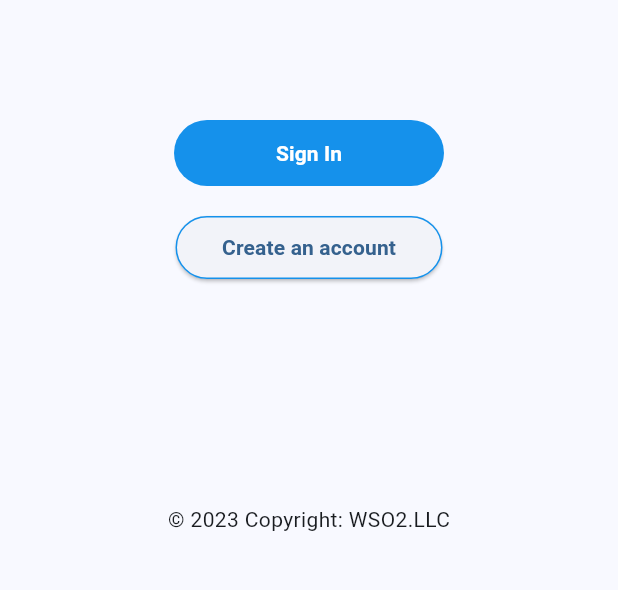
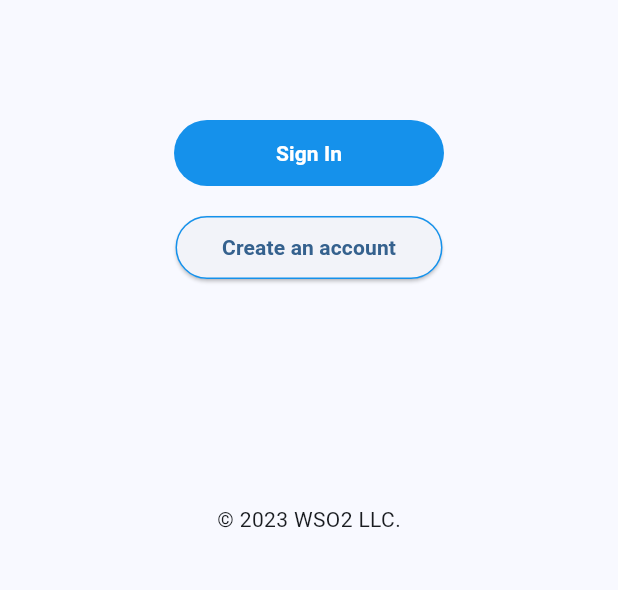
Before and after one commit to Dinithi-Hasanika/Asgardeo-Flutter-APP, a Flutter app: the screen it shows after launch, on a phone screen of 412 x 824 dp, the part 546-1136 px from its top. Run offline on Flutter 3.47's test engine with Material 2 defaults, Android fonts, the phone set to English and light mode, and no system bars; our stand-ins replace webview_flutter; missing offline and left inert: flutter_appauth.

Commit message:
licensing text

```diff
--- a/lib/constants.dart
+++ b/lib/constants.dart
@@ -11,6 +11,7 @@ const welcome = 'Hello';
 const newAccount = 'Create New Account';
 const startPack = 'Quick Start Pack';
 const description = 'Flutter and Asgardeo Integration Demo App';
+const license = '© 2023 WSO2 LLC.';
 
 //API Params
 const userName = 'userName';
--- a/lib/pages/editProfilePage.dart
+++ b/lib/pages/editProfilePage.dart
@@ -153,7 +153,7 @@ class _EditProfilePage extends State<EditProfilePage>{
           const SizedBox(height: 170),
           const Align(
             alignment: Alignment.bottomCenter,
-            child: Text('© 2023 Copyright: WSO2.LLC'),
+            child: Text(constants.license),
           )
         ]
     );
--- a/lib/pages/homePage.dart
+++ b/lib/pages/homePage.dart
@@ -75,7 +75,7 @@ class HomePage extends StatelessWidget {
           const SizedBox(height: 165),
           const Align(
             alignment: Alignment.bottomCenter,
-            child: Text('© 2023 Copyright: WSO2.LLC'),
+            child: Text(constants.license),
           )
         ],
       ),
--- a/lib/pages/loginPage.dart
+++ b/lib/pages/loginPage.dart
@@ -63,7 +63,7 @@ class LogInPage extends StatelessWidget {
             const SizedBox(height: 150),
             const Align(
               alignment: Alignment.bottomCenter,
-              child: Text('© 2023 Copyright: WSO2.LLC'),
+              child: Text(constants.license),
             )
           ]
       ),
--- a/lib/pages/viewProfilePage.dart
+++ b/lib/pages/viewProfilePage.dart
@@ -142,7 +142,7 @@ class ProfilePage extends StatelessWidget {
           const SizedBox(height: 100),
           const Align(
             alignment: Alignment.bottomCenter,
-            child: Text('© 2023 Copyright: WSO2.LLC'),
+            child: Text(constants.license),
           )
         ],
       ),
```
